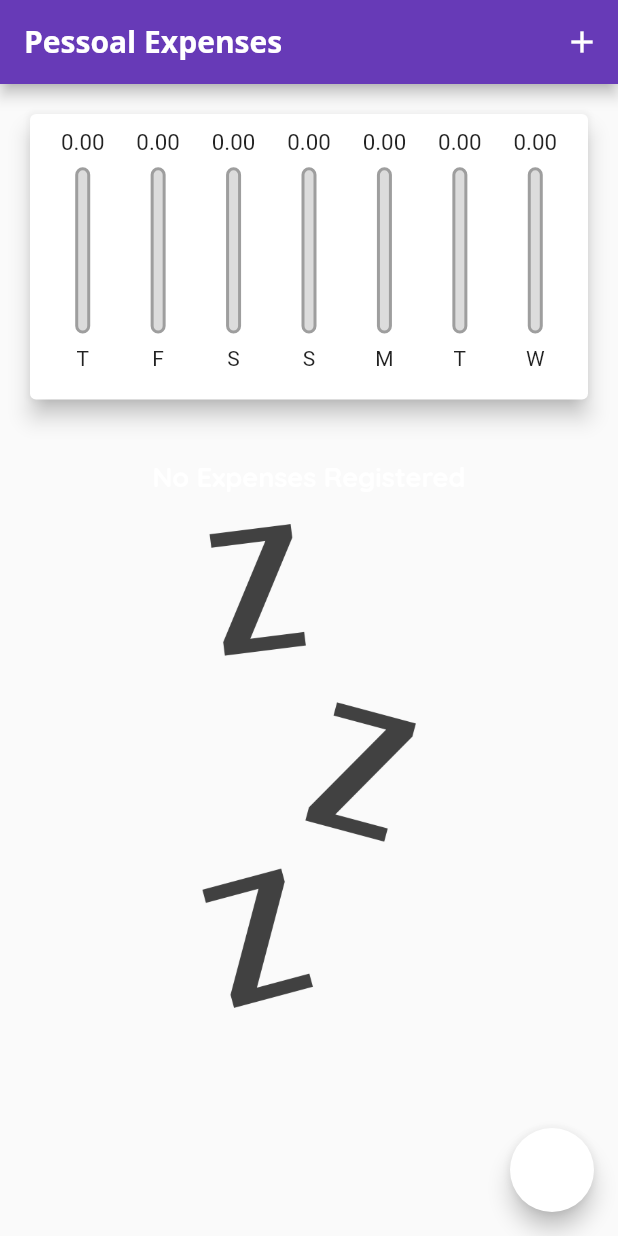
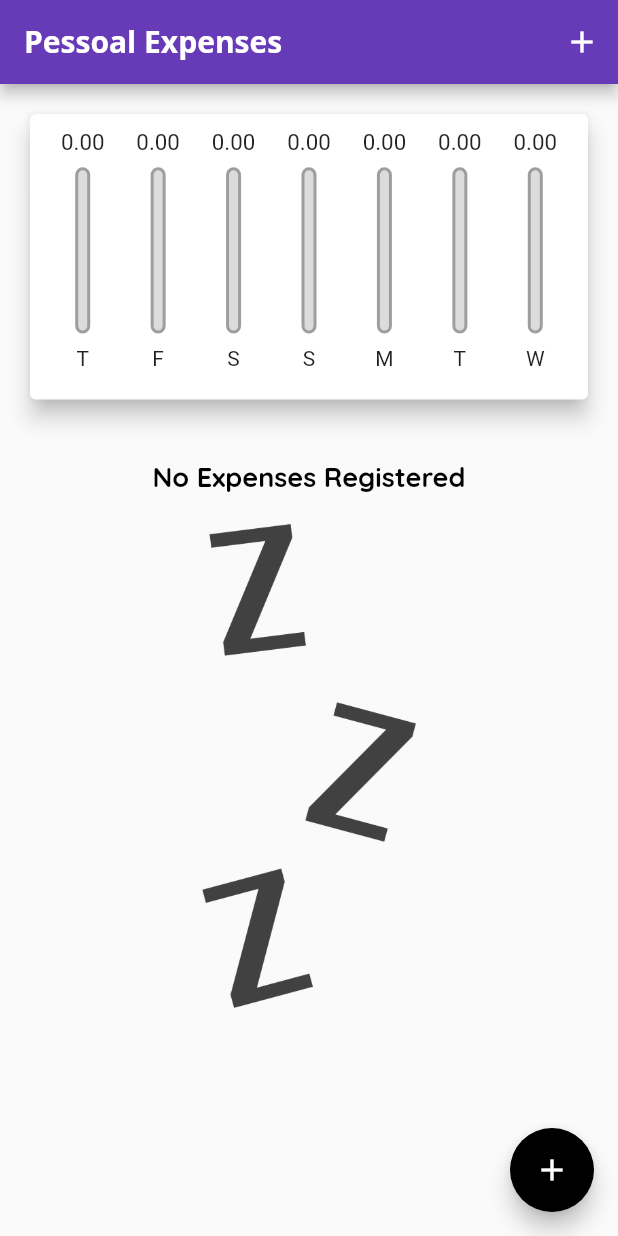
Before and after one commit to bielom43/ProjectApp-Despesas, a Flutter app: the screen it shows after launch, on a phone screen of 412 x 824 dp. Run offline on Flutter 3.47's test engine with Material 2 defaults, Android fonts, the phone set to English and light mode, and no system bars.

Commit message:
turn light mode again +fix

```diff
--- a/lib/main.dart
+++ b/lib/main.dart
@@ -23,14 +23,14 @@ class ExpensesApp extends StatelessWidget {
         brightness: Brightness.light,
         colorScheme: theme.colorScheme.copyWith(
           primary: Colors.deepPurple,
-          secondary: Colors.white,
+          secondary: Colors.black,
         ),
         textTheme: theme.textTheme.copyWith(
           titleLarge: const TextStyle(
             fontFamily: 'QuickSand',
             fontSize: 18,
             fontWeight: FontWeight.bold,
-            color: Colors.white,
+            color: Colors.black,
           ),
           labelLarge: const TextStyle(
             fontFamily: 'QuickSand',
```
